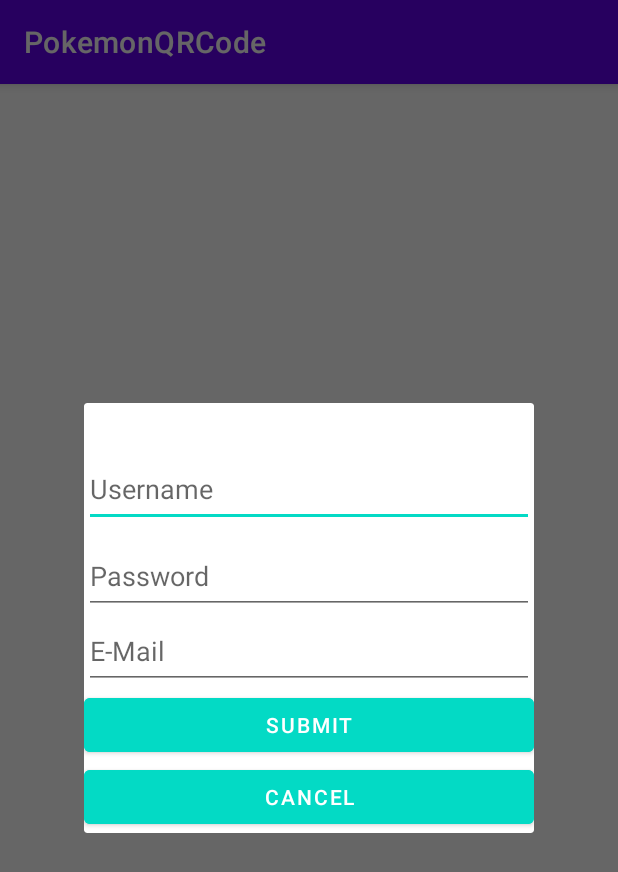
After one commit to CMPUT301W23T55/PokemonQRCode, an Android app: the fragment RegisterFragment shown on its own in the app's theme, on a phone screen of 412 x 824 dp. The commit adds this screen. Shown: the top 872 px of the screen. Run offline under Robolectric (Android 15) with nearby library versions, the phone set to English and light mode, and no system bars; 1 statement that could not run was skipped.

Commit message:
made changes

```diff
--- a/app/src/main/java/com/example/pokemonqrcode/FireStoreAuthentication.java
+++ b/app/src/main/java/com/example/pokemonqrcode/FireStoreAuthentication.java
@@ -60,10 +60,11 @@ public class FireStoreAuthentication {
      * @param username this is the users username
      * @param password this is the users password
      */
-    public void setPassword(String username, String password){
+    public void setPassword(String username, String password, String email){
         HashMap<String, Object> data = new HashMap<>();
 
         data.put("Password",password);
+        data.put("email", email);
 
         CollectionReference innerCollectionRef = db.collection("Users");
         innerCollectionRef
--- a/app/src/main/java/com/example/pokemonqrcode/FireStoreClass.java
+++ b/app/src/main/java/com/example/pokemonqrcode/FireStoreClass.java
@@ -52,12 +52,14 @@ public class FireStoreClass {
     public void addAQRCode(@NonNull PlayerCode pC){
         HashMap<String, Object> data = new HashMap<>();
 
+
         String name = pC.getName();
         int score = pC.getScore();
         Date date = pC.getDate();
         String hashcode = pC.getHashCode();
         String picture = pC.getPicture();
         ArrayList<String> comments = pC.getComments();
+
 
         data.put("Name",name);
         data.put("Score",score);
--- a/app/src/main/java/com/example/pokemonqrcode/MainActivity.java
+++ b/app/src/main/java/com/example/pokemonqrcode/MainActivity.java
@@ -31,6 +31,7 @@ import android.widget.ImageView;
 import android.widget.TextView;
 
 import android.util.Pair;
+import android.widget.TextView;
 import android.widget.Button;
 import android.widget.Toast;
 
@@ -148,7 +149,8 @@ public class MainActivity extends AppCompatActivity implements CodeFoundFragment
                 code = new ScannedCode(result);
 
                 PlayerCode pCode = new PlayerCode(code.getHashAsString(), code.getName(),
-                        code.getScore(), code.getPicture());
+                                    code.getScore(), code.getPicture());
+                builder.setMessage(pCode.getPicture());
                 //builder.setMessage(pCode.getName());
                 String test = "a";
                 getCurrentLocation();
--- a/app/src/main/java/com/example/pokemonqrcode/PlayerCode.java
+++ b/app/src/main/java/com/example/pokemonqrcode/PlayerCode.java
@@ -90,9 +90,7 @@ public class PlayerCode {
     public int getScore() {return this.score;}
     public String getName() {return this.name;}
     public String getPicture() {return this.picture;}
-
     public Date getDate() {return this.date;}
-
     public void setScore(int score) {
         this.score = score;
     }
@@ -100,6 +98,7 @@ public class PlayerCode {
         this.name = name;
     }
     public void setPicture(String picture) {this.picture = picture;}
+    public void setDate(Date date) {this.date = date;}
 
 
     public ArrayList<String> getComments(){
--- /dev/null
+++ b/app/src/main/java/com/example/pokemonqrcode/RegisterFragment.java
@@ -0,0 +1,84 @@
+package com.example.pokemonqrcode;
+
+import android.os.Bundle;
+import android.view.LayoutInflater;
+import android.view.View;
+import android.view.ViewGroup;
+import android.widget.Button;
+import android.widget.EditText;
+import android.widget.TextView;
+import android.widget.Toast;
+
+import androidx.annotation.Nullable;
+import androidx.appcompat.app.AppCompatActivity;
+import androidx.fragment.app.DialogFragment;
+import androidx.fragment.app.Fragment;
+// Adapted from https://guides.codepath.com/android/using-dialogfragment#things-to-note
+
+/**
+ * Dialog fragment that allows a new user to register for the app
+ */
+public class RegisterFragment extends DialogFragment {
+
+    private EditText editUserName;
+    private EditText editPassword;
+    private EditText editEmail;
+    private Button submit;
+    private Button cancel;
+
+    /**
+     * Used to create a new registerfragment object for use in an activity
+     * @param title
+     * @return RegisterFragment object
+     */
+    public static RegisterFragment newInstance(String title) {
+        RegisterFragment reg_frag = new RegisterFragment();
+        Bundle args = new Bundle();
+        args.putString("title", title);
+        reg_frag.setArguments(args);
+        return reg_frag;
+    }
+
+    /**
+     *
+     * @param inflater
+     * @param container
+     * @param savedInstanceState
+     * @return View of the fragment
+     */
+    @Override
+    public View onCreateView(LayoutInflater inflater, ViewGroup container, Bundle savedInstanceState) {
+        return inflater.inflate(R.layout.register_fragment, container);
+    }
+
+    /**
+     * When the view of the fragment is created instantiates all of the necessary fields
+     * and sets the title for the fragment
+     * @param view
+     * @param savedInstanceState
+     */
+    @Override
+    public void onViewCreated(View view, @Nullable Bundle savedInstanceState) {
+        super.onViewCreated(view, savedInstanceState);
+        editUserName = view.findViewById(R.id.new_username_edit_text);
+        editPassword = view.findViewById(R.id.new_password_edit_text);
+        editEmail = view.findViewById(R.id.new_email_edit_text);
+        submit = view.findViewById(R.id.submit_register);
+        cancel = view.findViewById(R.id.cancel_register);
+        String title = getArguments().getString("title", "Register");
+        getDialog().setTitle(title);
+
+        submit.setOnClickListener(v -> {
+            attemptRegistration();
+        }
+        );
+    }
+
+    public void attemptRegistration() {
+        if(editEmail.getText().toString().equals("") ||
+        editPassword.getText().toString().equals("") ||
+        editUserName.getText().toString().equals("")) {
+            return;
+        }
+    }
+}
--- /dev/null
+++ b/app/src/main/res/layout/register_fragment.xml
@@ -0,0 +1,59 @@
+<?xml version="1.0" encoding="utf-8"?>
+<LinearLayout xmlns:android="http://schemas.android.com/apk/res/android"
+    xmlns:app="http://schemas.android.com/apk/res-auto"
+    xmlns:tools="http://schemas.android.com/tools"
+    android:orientation="vertical"
+    android:layout_width="350dp"
+    android:layout_height="350dp"
+    android:gravity="center"
+    android:backgroundTint="@color/cardview_dark_background">
+
+    <TextView
+        android:id="@+id/register_header"
+        android:layout_width="match_parent"
+        android:layout_height="wrap_content"
+        android:text="@string/register_header_text"
+        android:textAlignment="center"
+        android:textSize="24sp"
+        android:textColor="@color/white">
+    </TextView>
+
+    <EditText
+        android:id="@+id/new_username_edit_text"
+        android:layout_width="300dp"
+        android:layout_height="50dp"
+        android:layout_marginBottom="8dp"
+        android:hint="@string/user_name_hint">
+    </EditText>
+
+    <EditText
+        android:id="@+id/new_password_edit_text"
+        android:layout_width="300dp"
+        android:layout_height="50dp"
+        android:hint="@string/password_hint">
+    </EditText>
+
+    <EditText
+        android:id="@+id/new_email_edit_text"
+        android:layout_width="300dp"
+        android:layout_height="50dp"
+        android:hint="@string/email_hint">
+    </EditText>
+
+    <Button
+        android:id="@+id/submit_register"
+        android:layout_width="300dp"
+        android:layout_height="wrap_content"
+        android:text="@string/login"
+        android:backgroundTint="@color/teal_200">
+    </Button>
+
+    <Button
+        android:id="@+id/cancel_register"
+        android:layout_width="300dp"
+        android:layout_height="wrap_content"
+        android:text="@string/cancel"
+        android:backgroundTint="@color/teal_200">
+    </Button>
+
+</LinearLayout>
--- a/app/src/main/res/values/strings.xml
+++ b/app/src/main/res/values/strings.xml
@@ -1,5 +1,13 @@
 <resources>
     <string name="app_name">PokemonQRCode</string>
+    <string name="app_title">PokemonQRCode</string>
+    <string name="login">Submit</string>
+    <string name="register">Click here to register</string>
+    <string name="user_name_hint">Username</string>
+    <string name="password_hint">Password</string>
+    <string name="email_hint">E-Mail</string>
+    <string name="register_header_text">Register</string>
+    <string name="cancel">Cancel</string>
     <string-array name="options">
         <item>Yes</item>
         <item>No</item>
```
Also changed, not shown: app/src/main/java/com/example/pokemonqrcode/LoginActivity.java (added, +78 -0 lines), app/src/main/java/com/example/pokemonqrcode/ScannedCode.java (+17 -12 lines), app/src/main/res/layout/login_activity.xml (added, +63 -0 lines), 1 other file.
